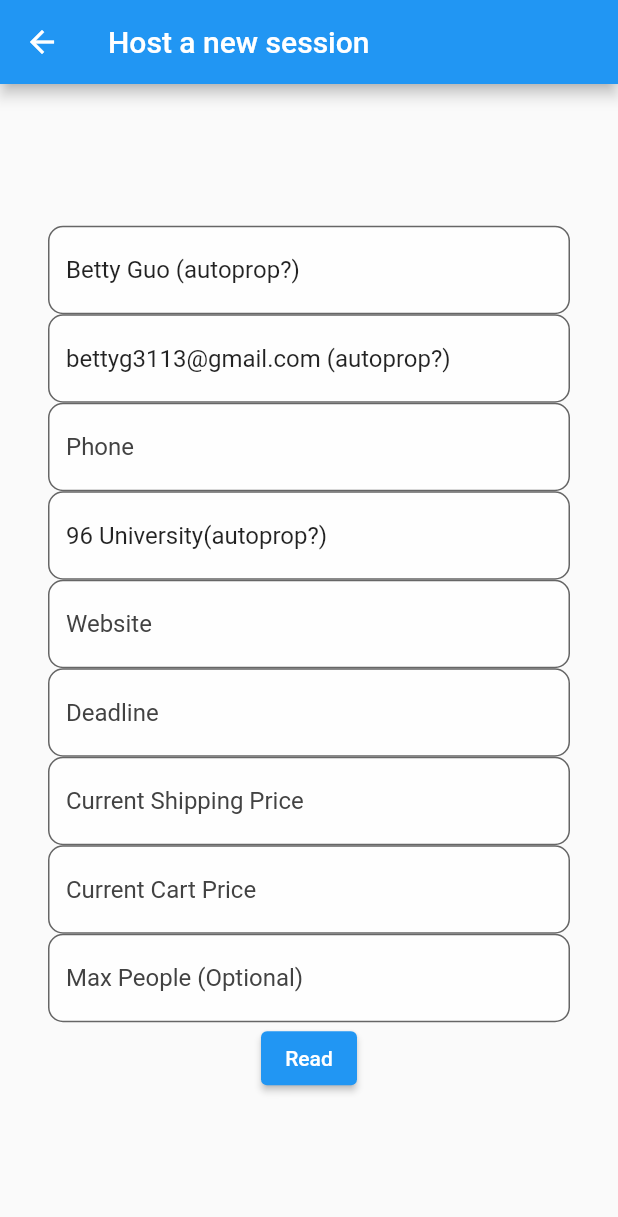
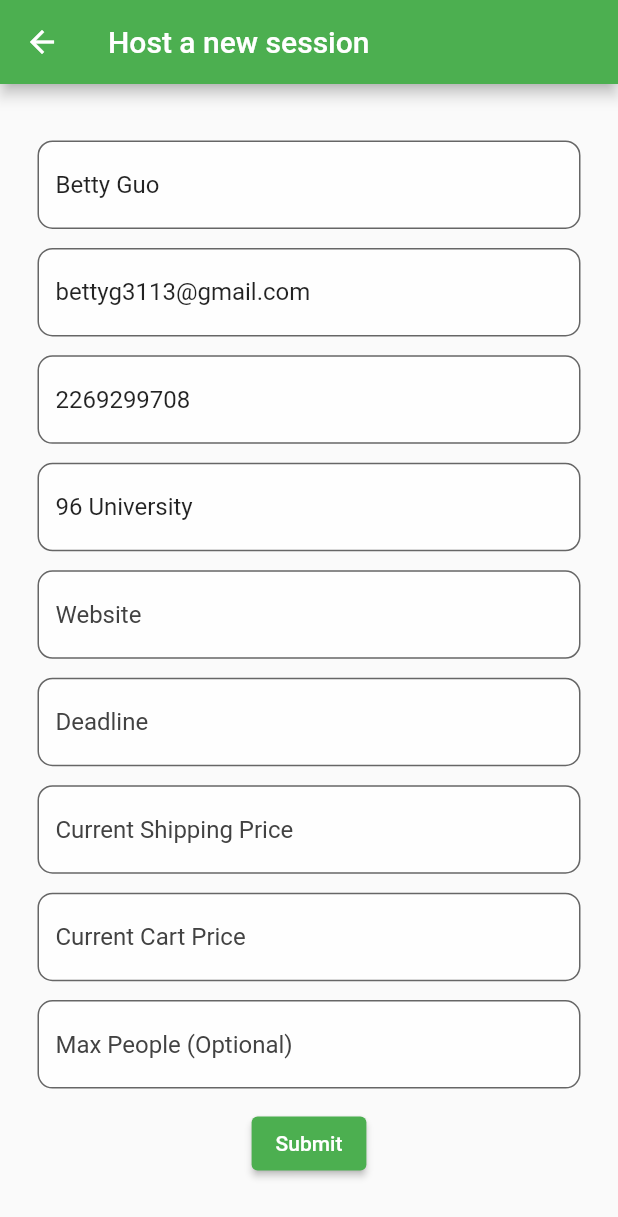
Before and after one commit to betty-guo/Shipmates, a Flutter app: the HostPageView screen opened directly with sample values from the repository, on a phone screen of 412 x 824 dp. Shown: the top 1217 px of the screen. Run offline on Flutter 3.47's test engine with Material 2 defaults, Android fonts, the phone set to English and light mode, and no system bars; drawn by our look-alikes of flutter_form_builder.

Commit message:
adding spacing

```diff
--- a/lib/home_widget.dart
+++ b/lib/home_widget.dart
@@ -25,7 +25,7 @@
       ),
       bottomNavigationBar: BottomNavigationBar(
         type: BottomNavigationBarType.fixed,
-        backgroundColor: Colors.blue,
+        backgroundColor: Colors.green,
         fixedColor: Colors.black,
         onTap: (int index) {
           setState(() {
--- a/lib/hostpage_view.dart
+++ b/lib/hostpage_view.dart
@@ -1,6 +1,5 @@
 import 'package:flutter/material.dart';
 import 'package:flutter_form_builder/flutter_form_builder.dart';
-import 'package:form_builder_phone_field/form_builder_phone_field.dart';
 import 'destination.dart';
 
 class HostPageView extends StatefulWidget {
@@ -30,9 +29,9 @@
         body: FormBuilder(
             key: _formKey,
             child: Padding(
-              padding: const EdgeInsets.all(32.0),
+              padding: const EdgeInsets.all(25.0),
               child: Column(
-                  mainAxisAlignment: MainAxisAlignment.center,
+                  mainAxisAlignment: MainAxisAlignment.spaceEvenly,
                   children: [
                     FormBuilderTextField(
                       name: 'name',
@@ -41,32 +40,35 @@
                     ),
                     FormBuilderTextField(
                       name: 'email',
-                        decoration:
-                            _formInputDecorationFactory.create("Email")),
+                      decoration: _formInputDecorationFactory.create("Email"),
+                    ),
                     FormBuilderTextField(
                       name: 'phone',
-                        decoration:
-                            _formInputDecorationFactory.create("Phone")),
+                      decoration: _formInputDecorationFactory.create("Phone"),
+                    ),
                     FormBuilderTextField(
                       name: 'address',
-                        decoration:
-                            _formInputDecorationFactory.create("Address")),
+                      decoration: _formInputDecorationFactory.create("Address"),
+                    ),
                     FormBuilderTextField(
                       name: 'website',
-                        decoration:
-                            _formInputDecorationFactory.create("Website")),
+                      decoration: _formInputDecorationFactory.create("Website"),
+                    ),
                     FormBuilderDateTimePicker(
                       name: 'deadline',
                       decoration:
-                            _formInputDecorationFactory.create("Deadline")),
+                          _formInputDecorationFactory.create("Deadline"),
+                    ),
                     FormBuilderTextField(
                       name: 'current_shipping_price',
                       decoration: _formInputDecorationFactory
-                            .create("Current Shipping Price")),
+                          .create("Current Shipping Price"),
+                    ),
                     FormBuilderTextField(
                       name: 'current_cart_price',
                       decoration: _formInputDecorationFactory
-                            .create("Current Cart Price")),
+                          .create("Current Cart Price"),
+                    ),
                     FormBuilderTextField(
                         name: 'max_people',
                         decoration: _formInputDecorationFactory
@@ -83,16 +85,16 @@
                               content:
                                   Text('$nameData', textScaleFactor: 1.5)));
                         },
-                        child: Text('Read'))
+                        child: Text('Submit'))
                   ]),
             ),
             onChanged: () => print("Form has been changed"),
             autovalidateMode: AutovalidateMode.onUserInteraction,
             initialValue: {
-              'name': 'Betty Guo (autoprop?)',
-              'email': 'bettyg3113@gmail.com (autoprop?)',
-              //'phone': 2269299708,
-              'address': '96 University(autoprop?)',
+              'name': 'Betty Guo',
+              'email': 'bettyg3113@gmail.com',
+              'phone': '2269299708',
+              'address': '96 University',
             }));
   }
 
--- a/pubspec.yaml
+++ b/pubspec.yaml
@@ -29,7 +29,6 @@
   # The following adds the Cupertino Icons font to your application.
   # Use with the CupertinoIcons class for iOS style icons.
   cupertino_icons: ^1.0.2
-  form_builder_phone_field: ^0.2.0
 
 dev_dependencies:
   flutter_test:
```
Also changed, not shown: lib/loginpage.dart (added, +90 -0 lines), lib/main.dart (+8 -2 lines), lib/assets/images/flutter.png (added), pubspec.lock. Lines whose indentation alone changed are shown as unchanged.
